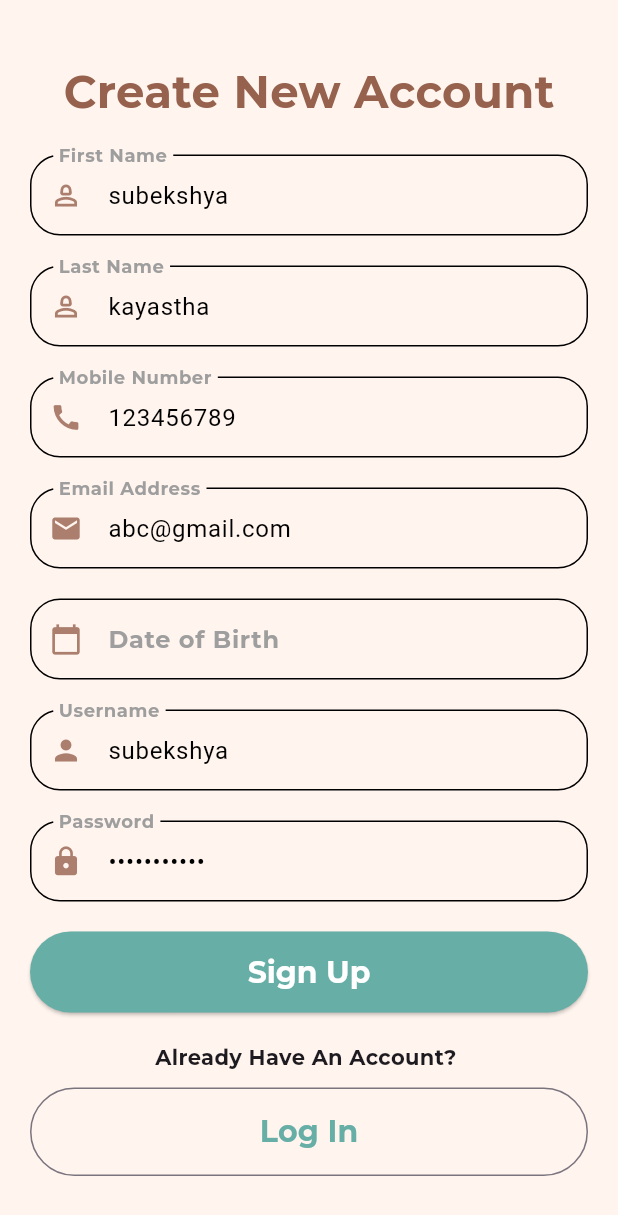
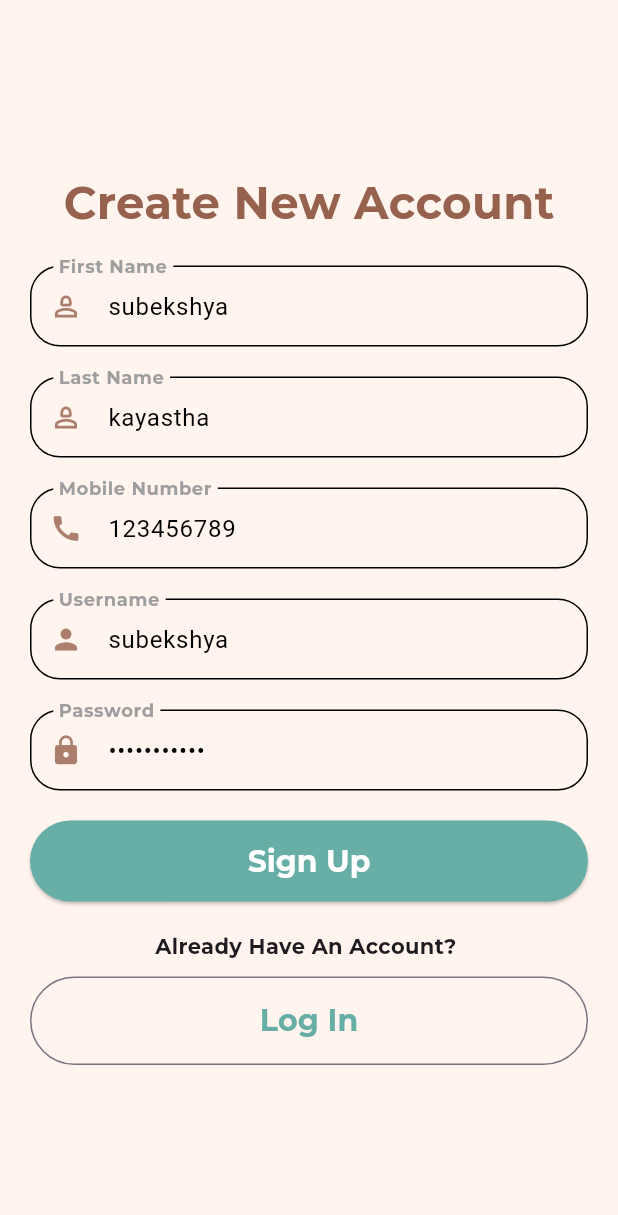
Before and after one commit to Subekshya8686/FurEverHome, a Flutter app: the screen it shows after launch, after a tap on "Log In", after a tap on "Sign Up", on a phone screen of 412 x 824 dp. Shown: the top 1215 px of the screen. Run offline on Flutter 3.47's test engine with Material 3 defaults, Android fonts, the phone set to English and light mode, and no system bars; our stand-ins replace dartz, equatable, flutter_bloc, get_it, hive_flutter; accounts and stored records are empty.

Commit message:
fixed auth error

```diff
--- a/lib/features/auth/data/data_source/local_datasource/auth_local_datasource.dart
+++ b/lib/features/auth/data/data_source/local_datasource/auth_local_datasource.dart
@@ -50,8 +50,8 @@ class AuthLocalDatasource implements IAuthDataSource {
       id: '1',
       fname: "",
       lname: "",
-      dateOfBirth: "",
-      email: "",
+      // dateOfBirth: "",
+      // email: "",
       image: null,
       username: "",
       password: "",
--- a/lib/features/auth/data/model/auth_hive_model.dart
+++ b/lib/features/auth/data/model/auth_hive_model.dart
@@ -17,13 +17,14 @@ class AuthHiveModel extends Equatable {
   final String lname;
   @HiveField(3)
   final String? image;
+
+  // @HiveField(4)
+  // final String dateOfBirth;
+  // @HiveField(4)
+  // final String? email;
   @HiveField(4)
-  final String dateOfBirth;
+  final String username;
   @HiveField(5)
-  final String email;
-  @HiveField(6)
-  final String username;
-  @HiveField(7)
   final String password;
 
   AuthHiveModel({
@@ -31,8 +32,8 @@ class AuthHiveModel extends Equatable {
     required this.fname,
     required this.lname,
     this.image,
-    required this.dateOfBirth,
-    required this.email,
+    // required this.dateOfBirth,
+    // this.email,
     required this.username,
     required this.password,
   }) : studentId = studentId ?? Uuid().v4();
@@ -42,8 +43,8 @@ class AuthHiveModel extends Equatable {
         fname = "",
         lname = "",
         image = "",
-        dateOfBirth = "",
-        email = "",
+        // dateOfBirth = "",
+        // email = "",
         username = "",
         password = "";
 
@@ -52,8 +53,8 @@ class AuthHiveModel extends Equatable {
       studentId: entity.id,
       fname: entity.fname,
       lname: entity.lname,
-      dateOfBirth: entity.dateOfBirth,
-      email: entity.email,
+      // dateOfBirth: entity.dateOfBirth,
+      // email: entity.email,
       username: entity.username,
       password: entity.password,
     );
@@ -65,8 +66,8 @@ class AuthHiveModel extends Equatable {
       fname: fname,
       lname: lname,
       image: image,
-      dateOfBirth: dateOfBirth,
-      email: email,
+      // dateOfBirth: dateOfBirth,
+      // email: email,
       username: username,
       password: password,
     );
@@ -79,8 +80,8 @@ class AuthHiveModel extends Equatable {
         fname,
         lname,
         image,
-        dateOfBirth,
-        email,
+        // dateOfBirth,
+        // email,
         username,
         password,
       ];
--- a/lib/features/auth/domain/entity/auth_entity.dart
+++ b/lib/features/auth/domain/entity/auth_entity.dart
@@ -5,12 +5,9 @@ class AuthEntity extends Equatable {
   final String fname;
   final String lname;
   final String? image;
-  final String dateOfBirth;
-  final String email;
 
-  // final String phone;
-  // final BatchEntity batch;
-  // final List<CourseEntity> courses;
+  // final String dateOfBirth;
+  // final String email;
   final String username;
   final String password;
 
@@ -19,8 +16,8 @@ class AuthEntity extends Equatable {
     required this.fname,
     required this.lname,
     this.image,
-    required this.dateOfBirth,
-    required this.email,
+    // required this.dateOfBirth,
+    // required this.email,
     required this.username,
     required this.password,
   });
@@ -31,8 +28,8 @@ class AuthEntity extends Equatable {
         id,
         fname,
         lname,
-        dateOfBirth,
-        email,
+        // dateOfBirth,
+        // email,
         image,
         username,
         password,
--- a/lib/features/auth/domain/repository/auth_repository.dart
+++ b/lib/features/auth/domain/repository/auth_repository.dart
@@ -5,7 +5,7 @@ import 'package:furever_home/core/error/failure.dart';
 import 'package:furever_home/features/auth/domain/entity/auth_entity.dart';
 
 abstract interface class IAuthRepository {
-  Future<Either<Failure, void>> addStudent(AuthEntity studentEntity);
+  Future<Either<Failure, void>> addStudent(AuthEntity authEntity);
 
   Future<Either<Failure, List<AuthEntity>>> getAllStudents();
 
--- a/lib/features/auth/domain/use_case/create_user_usecase.dart
+++ b/lib/features/auth/domain/use_case/create_user_usecase.dart
@@ -10,8 +10,9 @@ class CreateStudentParams extends Equatable {
   final String lname;
   final String username;
   final String password;
-  final String dateOfBirth;
-  final String email;
+
+  // final String dateOfBirth;
+  // final String email;
 
   // final BatchEntity batch;
   // final List<CourseEntity> courses;
@@ -21,14 +22,13 @@ class CreateStudentParams extends Equatable {
     required this.lname,
     required this.username,
     required this.password,
-    required this.dateOfBirth,
-    required this.email,
+    // required this.dateOfBirth,
+    // required this.email,
     // required this.courses,
   });
 
   @override
-  List<Object?> get props =>
-      [fname, lname, email, dateOfBirth, username, password];
+  List<Object?> get props => [fname, lname, username, password];
 }
 
 class CreateStudentUsecase
@@ -46,8 +46,8 @@ class CreateStudentUsecase
         lname: params.lname,
         username: params.username,
         password: params.password,
-        dateOfBirth: params.dateOfBirth,
-        email: params.email,
+        // dateOfBirth: params.dateOfBirth,
+        // email: params.email,
         // courses: params.courses,
       );
 
--- a/lib/features/auth/presentation/view/sign_in_view.dart
+++ b/lib/features/auth/presentation/view/sign_in_view.dart
@@ -27,7 +27,7 @@ class LoginView extends StatelessWidget {
                     BlocBuilder<LoginBloc, LoginState>(
                       builder: (context, state) {
                         return Text(
-                          'Login',
+                          'Log In',
                           style: TextStyle(
                             fontSize: 30,
                             fontWeight: FontWeight.bold,
@@ -142,6 +142,13 @@ class LoginView extends StatelessWidget {
                           padding: WidgetStateProperty.all<EdgeInsets>(
                             const EdgeInsets.symmetric(vertical: 15),
                           ),
+                          side: WidgetStateProperty.all<BorderSide>(
+                            const BorderSide(
+                              // color: Color(0xCC7A4F3A), // Custom border color
+                              color: Color(0xFF66AEA6), // Custom border color
+                              width: 1.0, // Adjust the width as needed
+                            ),
+                          ),
                         ),
                         onPressed: () {
                           context.read<LoginBloc>().add(
--- a/lib/features/auth/presentation/view/sign_up_view.dart
+++ b/lib/features/auth/presentation/view/sign_up_view.dart
@@ -1,7 +1,9 @@
 import 'package:flutter/material.dart';
 import 'package:flutter_bloc/flutter_bloc.dart';
+import 'package:furever_home/app/di/di.dart';
 import 'package:furever_home/core/common/snackbar/my_snackbar.dart';
 import 'package:furever_home/features/auth/presentation/view/sign_in_view.dart';
+import 'package:furever_home/features/auth/presentation/view_model/login/login_bloc.dart';
 import 'package:furever_home/features/auth/presentation/view_model/signup/register_bloc.dart';
 
 class SignUpView extends StatefulWidget {
@@ -16,9 +18,11 @@ class _SignUpViewState extends State<SignUpView> {
   final _fnameController = TextEditingController(text: 'subekshya');
   final _lnameController = TextEditingController(text: 'kayastha');
   final _phoneController = TextEditingController(text: '123456789');
+
+  // final _emailController = TextEditingController(text: 'abc@gmail.com');
+  // final _dateOfBirthController = TextEditingController(text: '2025-01-01');
+
   final _usernameController = TextEditingController(text: 'subekshya');
-  final _emailController = TextEditingController(text: 'abc@gmail.com');
-  final _dateOfBirthController = TextEditingController(text: '');
   final _passwordController = TextEditingController(text: 'password123');
 
   @override
@@ -129,67 +133,67 @@ class _SignUpViewState extends State<SignUpView> {
                       return null;
                     }),
                   ),
-                  const SizedBox(height: 20),
-                  TextFormField(
-                    controller: _emailController,
-                    keyboardType: TextInputType.emailAddress,
-                    style: const TextStyle(
-                      fontFamily: 'WorkSansSemiBold',
-                      fontSize: 16.0,
-                      color: Colors.black,
-                    ),
-                    decoration: InputDecoration(
-                      enabledBorder: OutlineInputBorder(
-                        borderRadius: BorderRadius.circular(20),
-                      ),
-                      focusedBorder: OutlineInputBorder(
-                        borderRadius: BorderRadius.circular(20),
-                      ),
-                      prefixIcon: const Icon(
-                        Icons.email,
-                        color: Color(0xCC96614D),
-                        size: 22.0,
-                      ),
-                      labelText: 'Email Address',
-                    ),
-                    validator: ((value) {
-                      if (value == null || value.isEmpty) {
-                        return 'Please enter your email';
-                      }
-                      return null;
-                    }),
-                  ),
-                  const SizedBox(height: 20),
-                  TextFormField(
-                    controller: _dateOfBirthController,
-                    keyboardType: TextInputType.text,
-                    style: const TextStyle(
-                      fontFamily: 'WorkSansSemiBold',
-                      fontSize: 16.0,
-                      color: Colors.black,
-                    ),
-                    decoration: InputDecoration(
-                      enabledBorder: OutlineInputBorder(
-                        borderRadius: BorderRadius.circular(20),
-                      ),
-                      focusedBorder: OutlineInputBorder(
-                        borderRadius: BorderRadius.circular(20),
-                      ),
-                      prefixIcon: const Icon(
-                        Icons.calendar_today,
-                        color: Color(0xCC96614D),
-                        size: 22.0,
-                      ),
-                      labelText: 'Date of Birth',
-                      hintText: 'YYYY-MM-DD',
-                    ),
-                    validator: ((value) {
-                      if (value == null || value.isEmpty) {
-                        return 'Please enter your date of birth';
-                      }
-                      return null;
-                    }),
-                  ),
+                  // const SizedBox(height: 20),
+                  // TextFormField(
+                  //   controller: _emailController,
+                  //   keyboardType: TextInputType.emailAddress,
+                  //   style: const TextStyle(
+                  //     fontFamily: 'WorkSansSemiBold',
+                  //     fontSize: 16.0,
+                  //     color: Colors.black,
+                  //   ),
+                  //   decoration: InputDecoration(
+                  //     enabledBorder: OutlineInputBorder(
+                  //       borderRadius: BorderRadius.circular(20),
+                  //     ),
+                  //     focusedBorder: OutlineInputBorder(
+                  //       borderRadius: BorderRadius.circular(20),
+                  //     ),
+                  //     prefixIcon: const Icon(
+                  //       Icons.email,
+                  //       color: Color(0xCC96614D),
+                  //       size: 22.0,
+                  //     ),
+                  //     labelText: 'Email Address',
+                  //   ),
+                  //   validator: ((value) {
+                  //     if (value == null || value.isEmpty) {
+                  //       return 'Please enter your email';
+                  //     }
+                  //     return null;
+                  //   }),
+                  // ),
+                  // const SizedBox(height: 20),
+                  // TextFormField(
+                  //   controller: _dateOfBirthController,
+                  //   keyboardType: TextInputType.datetime,
+                  //   style: const TextStyle(
+                  //     fontFamily: 'WorkSansSemiBold',
+                  //     fontSize: 16.0,
+                  //     color: Colors.black,
+                  //   ),
+                  //   decoration: InputDecoration(
+                  //     enabledBorder: OutlineInputBorder(
+                  //       borderRadius: BorderRadius.circular(20),
+                  //     ),
+                  //     focusedBorder: OutlineInputBorder(
+                  //       borderRadius: BorderRadius.circular(20),
+                  //     ),
+                  //     prefixIcon: const Icon(
+                  //       Icons.calendar_today,
+                  //       color: Color(0xCC96614D),
+                  //       size: 22.0,
+                  //     ),
+                  //     labelText: 'Date of Birth',
+                  //     hintText: 'YYYY-MM-DD',
+                  //   ),
+                  //   validator: ((value) {
+                  //     if (value == null || value.isEmpty) {
+                  //       return 'Please enter your date of birth';
+                  //     }
+                  //     return null;
+                  //   }),
+                  // ),
                   const SizedBox(height: 20),
                   TextFormField(
                     controller: _usernameController,
@@ -301,8 +305,8 @@ class _SignUpViewState extends State<SignUpView> {
                                 RegisterStudent(
                                   fname: _fnameController.text,
                                   lname: _lnameController.text,
-                                  email: _emailController.text,
-                                  dateOfBirth: _dateOfBirthController.text,
+                                  // email: _emailController.text,
+                                  // dateOfBirth: _dateOfBirthController.text,
                                   password: _passwordController.text,
                                   username: _usernameController.text,
                                   context: context,
@@ -355,7 +359,13 @@ class _SignUpViewState extends State<SignUpView> {
                       onPressed: () {
                         Navigator.push(
                           context,
-                          MaterialPageRoute(builder: (context) => LoginView()),
+                          // MaterialPageRoute(builder: (context) => LoginView()),
+                          MaterialPageRoute(
+                            builder: (context) => BlocProvider.value(
+                              value: getIt<LoginBloc>(),
+                              child: LoginView(),
+                            ),
+                          ),
                         );
                       },
                       child: const Text(
--- a/lib/features/auth/presentation/view_model/signup/register_bloc.dart
+++ b/lib/features/auth/presentation/view_model/signup/register_bloc.dart
@@ -17,19 +17,19 @@ class RegisterBloc extends Bloc<RegisterEvent, RegisterState> {
     required CreateStudentUsecase createStudentUsecase,
   })  : _createStudentUsecase = createStudentUsecase,
         super(RegisterState.initial()) {
-    on<LoadCoursesAndBatches>(_onRegisterEvent);
+    // on<LoadCoursesAndBatches>(_onRegisterEvent);
     on<RegisterStudent>(_onRegisterStudent);
     on<NavigateToHomeScreenEvent>(_onNavigateToHomeScreen);
-    add(LoadCoursesAndBatches());
+    // add(LoadCoursesAndBatches());
   }
 
-  void _onRegisterEvent(
-    LoadCoursesAndBatches event,
-    Emitter<RegisterState> emit,
-  ) {
-    emit(state.copyWith(isLoading: true));
-    emit(state.copyWith(isLoading: false, isSuccess: true));
-  }
+  // void _onRegisterEvent(
+  //   LoadCoursesAndBatches event,
+  //   Emitter<RegisterState> emit,
+  // ) {
+  //   emit(state.copyWith(isLoading: true));
+  //   emit(state.copyWith(isLoading: false, isSuccess: true));
+  // }
 
   Future<void> _onRegisterStudent(
     RegisterStudent event,
@@ -40,11 +40,13 @@ class RegisterBloc extends Bloc<RegisterEvent, RegisterState> {
     final result = await _createStudentUsecase.call(CreateStudentParams(
       fname: event.fname,
       lname: event.lname,
-      email: event.email,
-      dateOfBirth: event.dateOfBirth,
+      // email: event.email,
+      // dateOfBirth: event.dateOfBirth,
       username: event.username,
       password: event.password,
     ));
+
+    print(result);
 
     result.fold(
       (l) => emit(state.copyWith(isLoading: false, isSuccess: false)),
@@ -52,16 +54,8 @@ class RegisterBloc extends Bloc<RegisterEvent, RegisterState> {
         emit(state.copyWith(isLoading: false, isSuccess: true));
         showMySnackBar(
             message: "Registration Successful", context: event.context);
+        print(result);
 
-        // Navigator.pushReplacement(
-        //   event.context,
-        //   MaterialPageRoute(
-        //     builder: (context) => BlocProvider.value(
-        //       value: getIt<LoginBloc>(),
-        //       child: LoginView(),
-        //     ),
-        //   ),
-        // );
         Future.delayed(const Duration(seconds: 2), () async {
           if (event.context.mounted) {
             Navigator.pushReplacement(
--- a/lib/features/auth/presentation/view_model/signup/register_event.dart
+++ b/lib/features/auth/presentation/view_model/signup/register_event.dart
@@ -14,8 +14,10 @@ class RegisterStudent extends RegisterEvent {
   final String fname;
   final String lname;
   final String? image;
-  final String email;
-  final String dateOfBirth;
+
+  // final String email;
+
+  // final String dateOfBirth;
 
   // final BatchEntity batch;
   // final List<CourseEntity> courses;
@@ -26,8 +28,8 @@ class RegisterStudent extends RegisterEvent {
     required this.context,
     required this.fname,
     required this.lname,
-    required this.email,
-    required this.dateOfBirth,
+    // required this.email,
+    // required this.dateOfBirth,
     required this.password,
     required this.username,
     this.image,
@@ -40,8 +42,8 @@ class RegisterStudent extends RegisterEvent {
         username,
         password,
         context,
-        dateOfBirth,
-        email,
+        // dateOfBirth,
+        // email,
       ];
 }
 
```
Also changed, not shown: lib/features/auth/presentation/view_model/login/login_bloc.dart (+7 -0 lines), lib/features/auth/data/model/auth_hive_model.g.dart.
